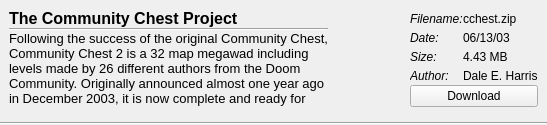
This is src/main/resources/base/template/search_result_item.ui in karlpet/WadLauncher as Qt 5 draws it before an edit. The edited form follows.
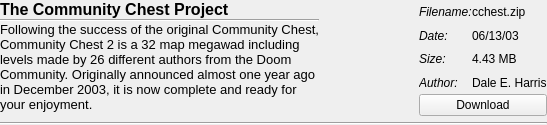
This is the edited form.

```diff
--- a/src/main/resources/base/template/search_result_item.ui
+++ b/src/main/resources/base/template/search_result_item.ui
@@ -57,16 +57,16 @@
        <number>0</number>
       </property>
       <property name="leftMargin">
-       <number>9</number>
+       <number>0</number>
       </property>
       <property name="topMargin">
-       <number>9</number>
+       <number>0</number>
       </property>
       <property name="rightMargin">
-       <number>9</number>
+       <number>0</number>
       </property>
       <property name="bottomMargin">
-       <number>9</number>
+       <number>0</number>
       </property>
       <item>
        <layout class="QVBoxLayout" name="verticalLayout_2">
```
